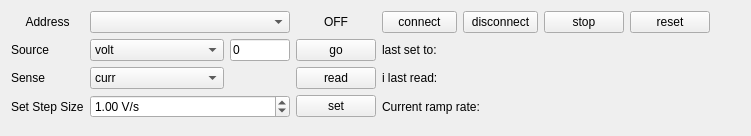
Qt form devices/keithley24xx/keithley24xx.ui (lictailer/zmeter) before a commit.
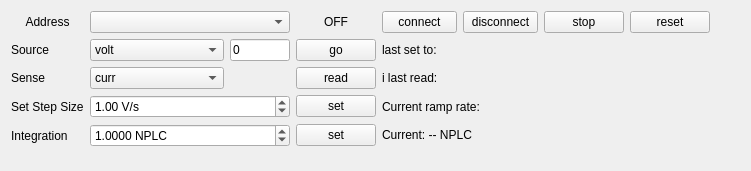
The same form after that commit.

What changed in the file:
```diff
--- a/devices/keithley24xx/keithley24xx.ui
+++ b/devices/keithley24xx/keithley24xx.ui
@@ -7,7 +7,7 @@
     <x>0</x>
     <y>0</y>
     <width>751</width>
-    <height>136</height>
+    <height>171</height>
    </rect>
   </property>
   <property name="windowTitle">
@@ -186,7 +186,7 @@
        </property>
       </spacer>
      </item>
-     <item row="4" column="0">
+     <item row="5" column="0">
       <spacer name="verticalSpacer">
        <property name="orientation">
         <enum>Qt::Vertical</enum>
@@ -349,6 +349,52 @@
        </property>
       </widget>
      </item>
+     <item row="4" column="0">
+      <widget class="QLabel" name="nplc_title_label">
+       <property name="text">
+        <string>Integration</string>
+       </property>
+      </widget>
+     </item>
+     <item row="4" column="1" colspan="2">
+      <widget class="QDoubleSpinBox" name="nplc_spinBox">
+       <property name="decimals">
+        <number>4</number>
+       </property>
+       <property name="minimum">
+        <double>0.010000000000000</double>
+       </property>
+       <property name="maximum">
+        <double>10.000000000000000</double>
+       </property>
+       <property name="singleStep">
+        <double>0.100000000000000</double>
+       </property>
+       <property name="suffix">
+        <string> NPLC</string>
+       </property>
+       <property name="value">
+        <double>1.000000000000000</double>
+       </property>
+      </widget>
+     </item>
+     <item row="4" column="3">
+      <widget class="QPushButton" name="nplc_set_btn">
+       <property name="text">
+        <string>set</string>
+       </property>
+      </widget>
+     </item>
+     <item row="4" column="4" colspan="4">
+      <widget class="QLabel" name="nplc_current_label">
+       <property name="text">
+        <string>Current: -- NPLC</string>
+       </property>
+       <property name="textInteractionFlags">
+        <set>Qt::LinksAccessibleByKeyboard|Qt::LinksAccessibleByMouse|Qt::TextBrowserInteraction|Qt::TextSelectableByKeyboard|Qt::TextSelectableByMouse</set>
+       </property>
+      </widget>
+     </item>
     </layout>
    </item>
   </layout>
```
